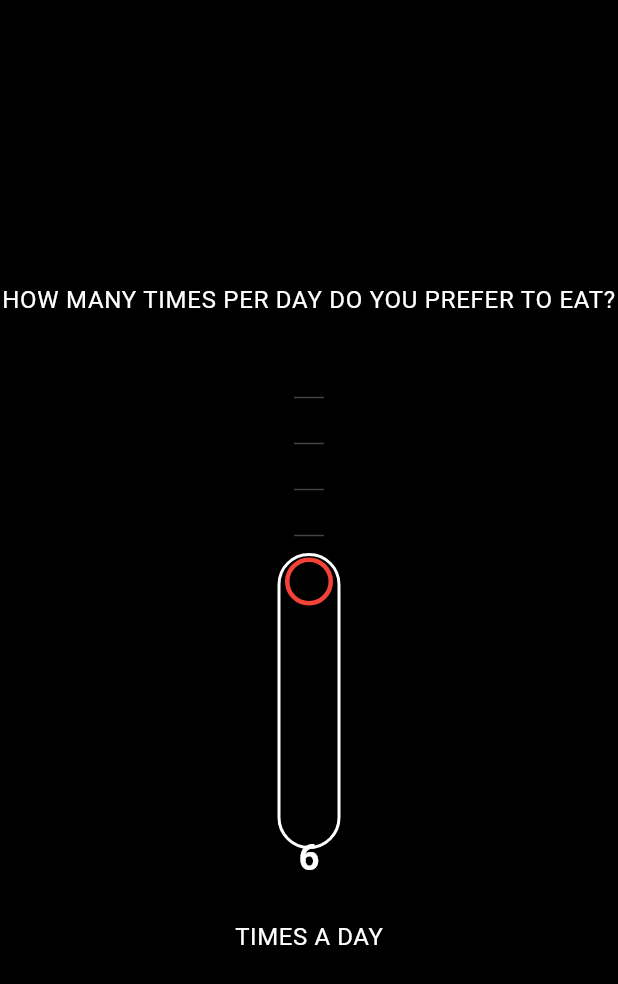
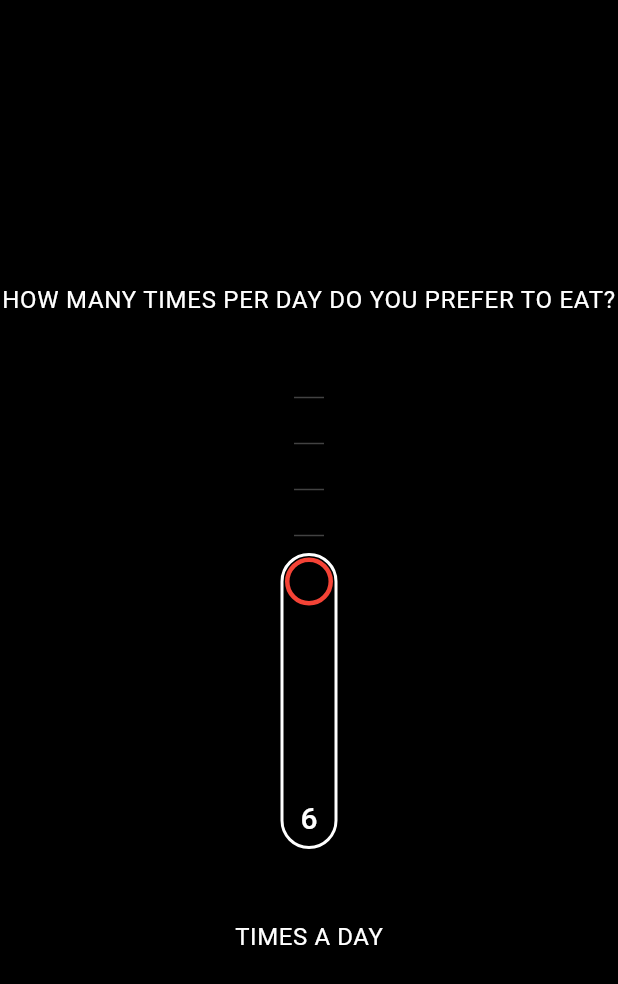
Before and after one commit to MahimMajee25/mana, a Flutter app: the VerticalRangeSelector screen opened directly, on a phone screen of 412 x 824 dp. Shown: the top 984 px of the screen. Run offline on Flutter 3.47's test engine with Material 3 defaults, Android fonts, the phone set to English and light mode, and no system bars; our stand-ins replace flutter_svg, google_fonts.

Commit message:
Added changes

```diff
--- a/lib/widgets/custom_slider.dart
+++ b/lib/widgets/custom_slider.dart
@@ -84,7 +84,7 @@ class _CustomVerticalSliderState extends State<_CustomVerticalSlider> {
     return LayoutBuilder(
       builder: (context, constraints) {
         const double thumbRadius = 16;
-        const double trackWidth = 40;
+        const double trackWidth = 36;
         const double numberHeight = 36;
         const double padding = 24;
 
@@ -93,7 +93,6 @@ class _CustomVerticalSliderState extends State<_CustomVerticalSlider> {
 
         return Stack(
           children: [
-            // Background track and ticks
             CustomPaint(
               painter: _TrackPainter(),
               size: Size(constraints.maxWidth, constraints.maxHeight),
@@ -126,16 +125,17 @@ class _CustomVerticalSliderState extends State<_CustomVerticalSlider> {
 
             // Value display
             Positioned(
-              bottom: 12,
+              bottom: 0,
               left: 0,
               right: 0,
+              top: 250,
               child: Center(
                 child: Text(
                   widget.value.toInt().toString(),
                   style: const TextStyle(
                     color: Colors.white,
-                    fontSize: 24,
-                    fontWeight: FontWeight.w600,
+                    fontSize: 20,
+                    fontWeight: FontWeight.w500,
                   ),
                 ),
               ),
```
